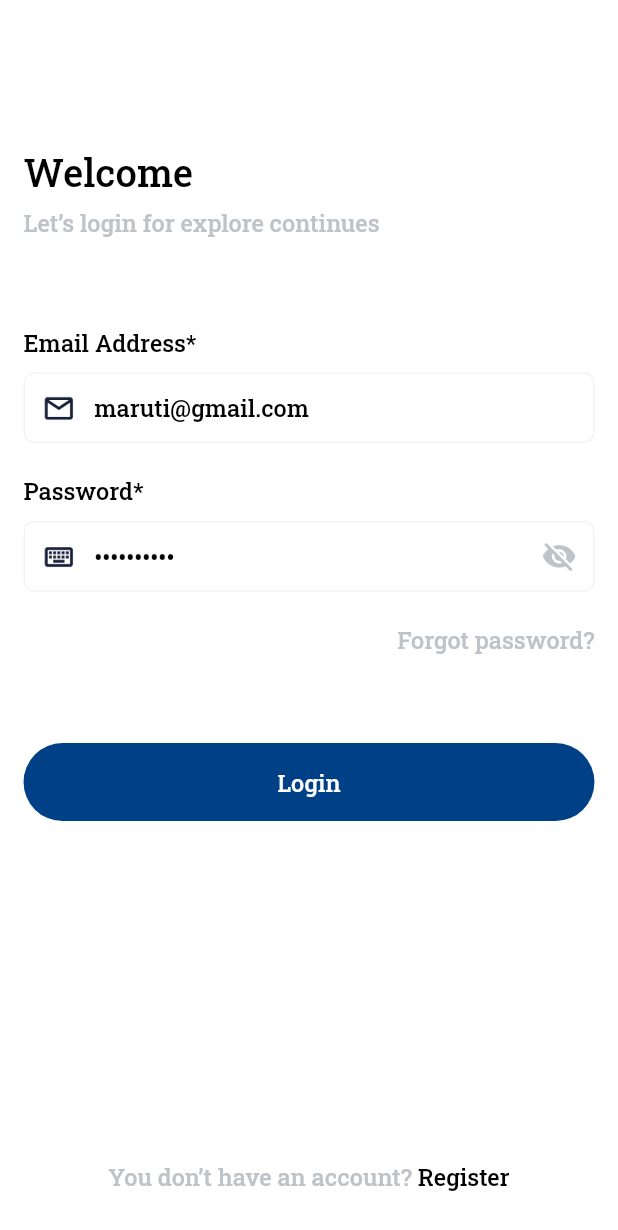
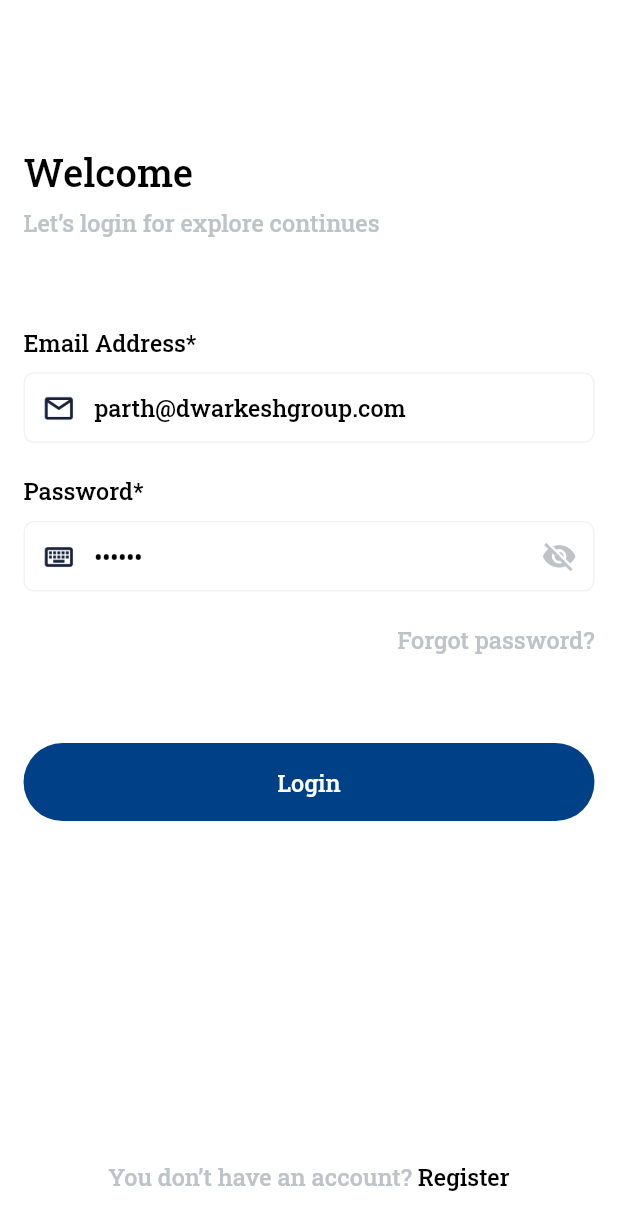
Before and after one commit to parthh75/igli_app, a Flutter app: the screen it shows after launch, on a phone screen of 412 x 824 dp. Shown: the top 1230 px of the screen. Run offline on Flutter 3.47's test engine with Material 2 defaults, Android fonts, the phone set to English and light mode, and no system bars; our stand-ins replace carousel_slider, dotted_line, firebase_auth, firebase_core, flash, flutter_otp_text_field and 7 more; missing offline and left inert: slide_to_confirm; accounts and stored records are empty.

Commit message:
parth  02-11-2022

```diff
--- a/lib/main.dart
+++ b/lib/main.dart
@@ -6,10 +6,11 @@ import 'package:igli_financial/view/splash_screen.dart';
 import 'package:responsive_framework/responsive_framework.dart';
 
 import 'controller/app_binding.dart';
+import 'firebase_options.dart';
 
 void main() async {
   WidgetsFlutterBinding.ensureInitialized();
-  await Firebase.initializeApp();
+  await Firebase.initializeApp(options: DefaultFirebaseOptions.currentPlatform);
 
   runApp(const MyApp());
 }
--- a/lib/view/login_screen.dart
+++ b/lib/view/login_screen.dart
@@ -40,8 +40,8 @@ class _LoginScreenState extends State<LoginScreen> {
 
   @override
   void initState() {
-    emailController.text = "maruti@gmail.com";
-    passwordController.text = "1234567890";
+    emailController.text = "parth@dwarkeshgroup.com";
+    passwordController.text = "123456";
     // FirebaseAuth.instance.createUserWithEmailAndPassword(
     //     email: emailController.text, password: passwordController.text);
     super.initState();
--- a/pubspec.yaml
+++ b/pubspec.yaml
@@ -43,11 +43,11 @@ dependencies:
   dio: ^4.0.4
   slide_to_confirm: ^1.1.0
   url_launcher:
-  firebase_core:
   intl: ^0.17.0
   flutter_otp_text_field: ^1.1.0+2
   carousel_slider: ^4.1.1
-  firebase_auth: ^4.1.2
+  firebase_auth:
+  firebase_core:
   flash: ^2.0.5
   get_storage: ^2.0.3
   pinput: ^2.2.16
```
Also changed, not shown: lib/firebase_options.dart, 2 other files.
